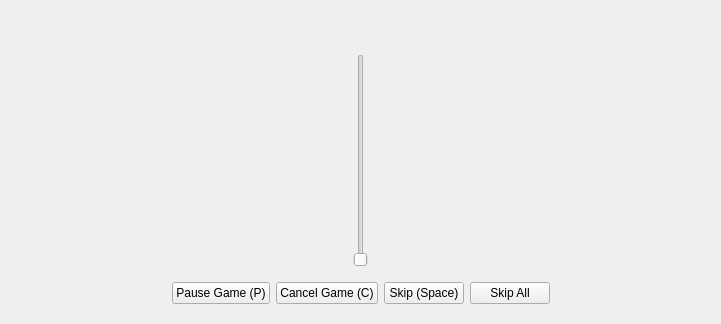
Old version of the form ui/player.ui in the repository tdauth/gustavsfairyland.
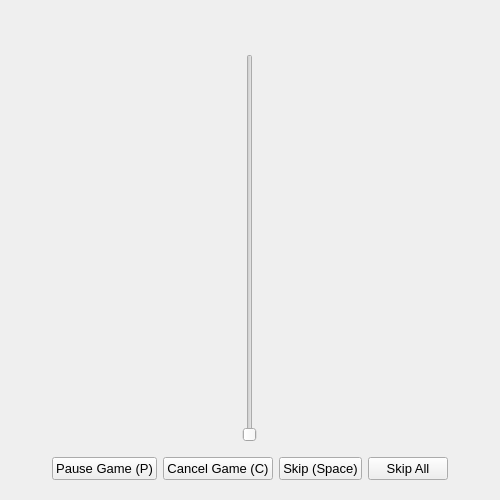
New version of the form.

Diff of the .ui file:
```diff
--- a/ui/player.ui
+++ b/ui/player.ui
@@ -6,8 +6,8 @@
    <rect>
     <x>0</x>
     <y>0</y>
-    <width>721</width>
-    <height>324</height>
+    <width>500</width>
+    <height>500</height>
    </rect>
   </property>
   <property name="sizePolicy">
@@ -85,6 +85,11 @@
                 <verstretch>0</verstretch>
                </sizepolicy>
               </property>
+              <property name="font">
+               <font>
+                <pointsize>10</pointsize>
+               </font>
+              </property>
               <property name="text">
                <string>Pause Game (P)</string>
               </property>
@@ -98,6 +103,11 @@
                 <verstretch>0</verstretch>
                </sizepolicy>
               </property>
+              <property name="font">
+               <font>
+                <pointsize>10</pointsize>
+               </font>
+              </property>
               <property name="text">
                <string>Cancel Game (C)</string>
               </property>
@@ -111,6 +121,11 @@
                 <verstretch>0</verstretch>
                </sizepolicy>
               </property>
+              <property name="font">
+               <font>
+                <pointsize>10</pointsize>
+               </font>
+              </property>
               <property name="text">
                <string>Skip (Space)</string>
               </property>
@@ -124,6 +139,11 @@
                 <verstretch>0</verstretch>
                </sizepolicy>
               </property>
+              <property name="font">
+               <font>
+                <pointsize>10</pointsize>
+               </font>
+              </property>
               <property name="text">
                <string>Skip All</string>
               </property>
```
